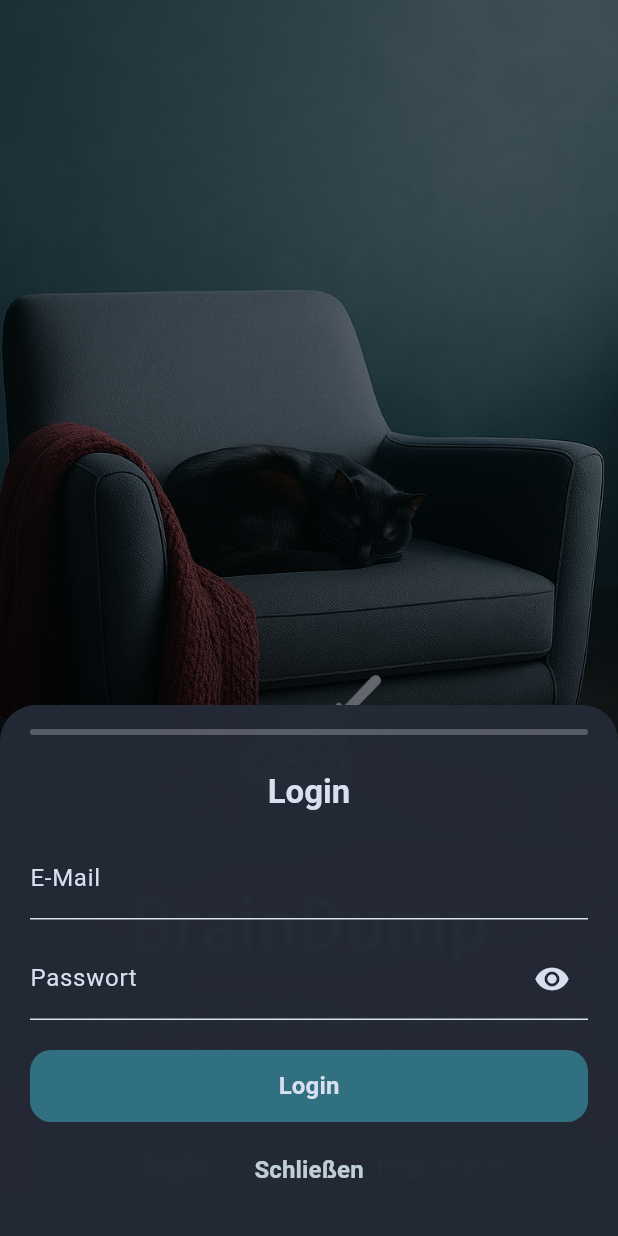
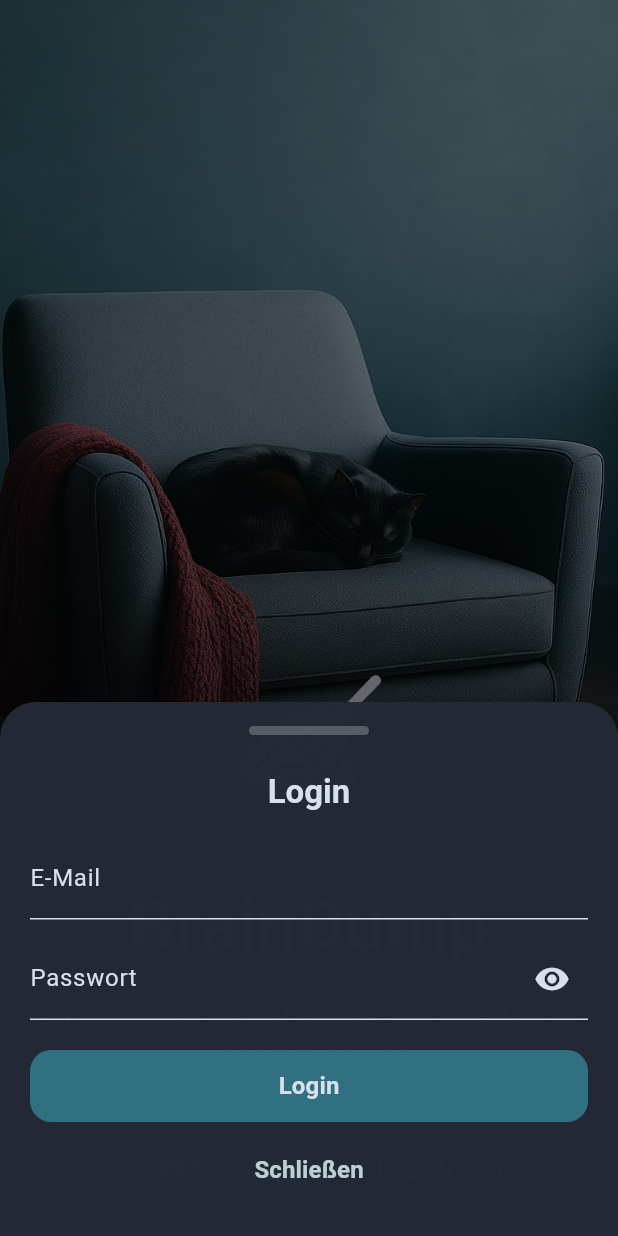
Before and after one commit to CathsDev/bd_app_v0, a Flutter app: the screen it shows after launch, after a tap on "Login", on a phone screen of 412 x 824 dp. Run offline on Flutter 3.47's test engine with Material 3 defaults, Android fonts, the phone set to English and light mode, and no system bars; our stand-ins replace firebase_auth, firebase_core, flutter_riverpod, go_router; accounts and stored records are empty.

Commit message:
fix: Reduce bottom sheet handle size

```diff
--- a/lib/src/features/auth/presentation/auth_sheet.dart
+++ b/lib/src/features/auth/presentation/auth_sheet.dart
@@ -78,12 +78,11 @@ class _AuthSheetState extends ConsumerState<AuthSheet> {
               autovalidateMode: AutovalidateMode.onUserInteraction,
               child: Column(
                 mainAxisSize: MainAxisSize.min,
-                crossAxisAlignment: CrossAxisAlignment.stretch,
                 children: [
                   // Handle
                   Container(
-                    width: 36,
-                    height: 4,
+                    width: 80,
+                    height: 6,
                     margin: const EdgeInsets.only(bottom: 12),
                     decoration: BoxDecoration(
                       color: Colors.white.withValues(alpha: 0.24),
```
